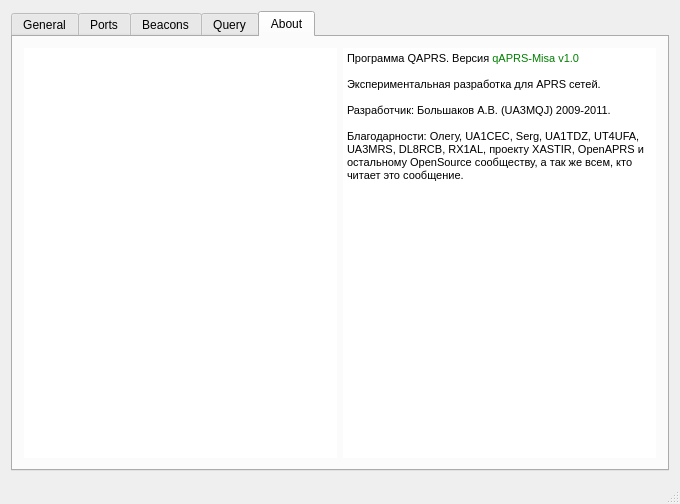
Qt form gui/ui/mainwindow.ui (UA3MQJ/qaprs) before a commit.
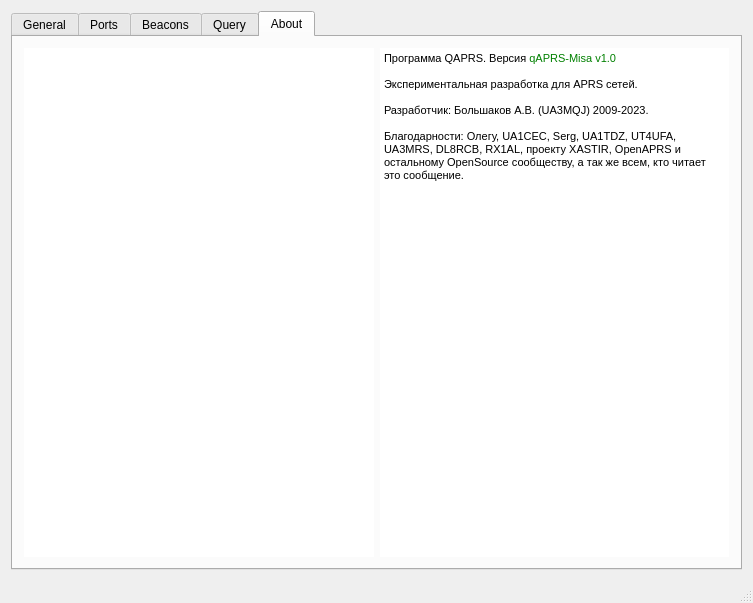
The same form after that commit. The open tabs and pages were chosen to show the change. Icons and pictures are not drawn.

Patch:
```diff
--- a/gui/ui/mainwindow.ui
+++ b/gui/ui/mainwindow.ui
@@ -6,8 +6,8 @@
    <rect>
     <x>0</x>
     <y>0</y>
-    <width>680</width>
-    <height>504</height>
+    <width>753</width>
+    <height>603</height>
    </rect>
   </property>
   <property name="windowTitle">
@@ -1453,16 +1453,19 @@
           </property>
           <property name="html">
            <string>&lt;!DOCTYPE HTML PUBLIC &quot;-//W3C//DTD HTML 4.0//EN&quot; &quot;http://www.w3.org/TR/REC-html40/strict.dtd&quot;&gt;
-&lt;html&gt;&lt;head&gt;&lt;meta name=&quot;qrichtext&quot; content=&quot;1&quot; /&gt;&lt;style type=&quot;text/css&quot;&gt;
+&lt;html&gt;&lt;head&gt;&lt;meta name=&quot;qrichtext&quot; content=&quot;1&quot; /&gt;&lt;meta charset=&quot;utf-8&quot; /&gt;&lt;style type=&quot;text/css&quot;&gt;
 p, li { white-space: pre-wrap; }
-&lt;/style&gt;&lt;/head&gt;&lt;body style=&quot; font-family:'MS Shell Dlg 2'; font-size:8.25pt; font-weight:400; font-style:normal;&quot;&gt;
-&lt;p style=&quot; margin-top:0px; margin-bottom:0px; margin-left:0px; margin-right:0px; -qt-block-indent:0; text-indent:0px;&quot;&gt;&lt;span style=&quot; font-size:8pt;&quot;&gt;Программа QAPRS. Версия &lt;/span&gt;&lt;span style=&quot; font-size:8pt; color:#008000;&quot;&gt;qAPRS-Misa&lt;/span&gt;&lt;span style=&quot; font-size:8pt; color:#c0c0c0;&quot;&gt; &lt;/span&gt;&lt;span style=&quot; font-size:8pt; color:#008000;&quot;&gt;v1.0&lt;/span&gt;&lt;/p&gt;
-&lt;p style=&quot;-qt-paragraph-type:empty; margin-top:0px; margin-bottom:0px; margin-left:0px; margin-right:0px; -qt-block-indent:0; text-indent:0px; font-size:8pt;&quot;&gt;&lt;/p&gt;
-&lt;p style=&quot; margin-top:0px; margin-bottom:0px; margin-left:0px; margin-right:0px; -qt-block-indent:0; text-indent:0px;&quot;&gt;&lt;span style=&quot; font-size:8pt;&quot;&gt;Экспериментальная разработка для APRS сетей.&lt;/span&gt;&lt;/p&gt;
-&lt;p style=&quot;-qt-paragraph-type:empty; margin-top:0px; margin-bottom:0px; margin-left:0px; margin-right:0px; -qt-block-indent:0; text-indent:0px; font-size:8pt;&quot;&gt;&lt;/p&gt;
-&lt;p style=&quot; margin-top:0px; margin-bottom:0px; margin-left:0px; margin-right:0px; -qt-block-indent:0; text-indent:0px;&quot;&gt;&lt;span style=&quot; font-size:8pt;&quot;&gt;Разработчик: Большаков А.В. (UA3MQJ) 2009-2011. &lt;/span&gt;&lt;/p&gt;
-&lt;p style=&quot;-qt-paragraph-type:empty; margin-top:0px; margin-bottom:0px; margin-left:0px; margin-right:0px; -qt-block-indent:0; text-indent:0px; font-size:8pt;&quot;&gt;&lt;/p&gt;
-&lt;p style=&quot; margin-top:0px; margin-bottom:0px; margin-left:0px; margin-right:0px; -qt-block-indent:0; text-indent:0px;&quot;&gt;&lt;span style=&quot; font-size:8pt;&quot;&gt;Благодарности: Олегу, UA1CEC, Serg, UA1TDZ, UT4UFA, UA3MRS, DL8RCB, RX1AL, проекту XASTIR, OpenAPRS и остальному OpenSource сообществу, а так же всем, кто читает это сообщение.&lt;/span&gt;&lt;/p&gt;&lt;/body&gt;&lt;/html&gt;</string>
+hr { height: 1px; border-width: 0; }
+li.unchecked::marker { content: &quot;\2610&quot;; }
+li.checked::marker { content: &quot;\2612&quot;; }
+&lt;/style&gt;&lt;/head&gt;&lt;body style=&quot; font-family:'Sans Serif'; font-size:9pt; font-weight:400; font-style:normal;&quot;&gt;
+&lt;p style=&quot; margin-top:0px; margin-bottom:0px; margin-left:0px; margin-right:0px; -qt-block-indent:0; text-indent:0px;&quot;&gt;&lt;span style=&quot; font-family:'MS Shell Dlg 2'; font-size:8pt;&quot;&gt;Программа QAPRS. Версия &lt;/span&gt;&lt;span style=&quot; font-family:'MS Shell Dlg 2'; font-size:8pt; color:#008000;&quot;&gt;qAPRS-Misa&lt;/span&gt;&lt;span style=&quot; font-family:'MS Shell Dlg 2'; font-size:8pt; color:#c0c0c0;&quot;&gt; &lt;/span&gt;&lt;span style=&quot; font-family:'MS Shell Dlg 2'; font-size:8pt; color:#008000;&quot;&gt;v1.0&lt;/span&gt;&lt;/p&gt;
+&lt;p style=&quot;-qt-paragraph-type:empty; margin-top:0px; margin-bottom:0px; margin-left:0px; margin-right:0px; -qt-block-indent:0; text-indent:0px; font-family:'MS Shell Dlg 2'; font-size:8pt;&quot;&gt;&lt;br /&gt;&lt;/p&gt;
+&lt;p style=&quot; margin-top:0px; margin-bottom:0px; margin-left:0px; margin-right:0px; -qt-block-indent:0; text-indent:0px;&quot;&gt;&lt;span style=&quot; font-family:'MS Shell Dlg 2'; font-size:8pt;&quot;&gt;Экспериментальная разработка для APRS сетей.&lt;/span&gt;&lt;/p&gt;
+&lt;p style=&quot;-qt-paragraph-type:empty; margin-top:0px; margin-bottom:0px; margin-left:0px; margin-right:0px; -qt-block-indent:0; text-indent:0px; font-family:'MS Shell Dlg 2'; font-size:8pt;&quot;&gt;&lt;br /&gt;&lt;/p&gt;
+&lt;p style=&quot; margin-top:0px; margin-bottom:0px; margin-left:0px; margin-right:0px; -qt-block-indent:0; text-indent:0px;&quot;&gt;&lt;span style=&quot; font-family:'MS Shell Dlg 2'; font-size:8pt;&quot;&gt;Разработчик: Большаков А.В. (UA3MQJ) 2009-2023. &lt;/span&gt;&lt;/p&gt;
+&lt;p style=&quot;-qt-paragraph-type:empty; margin-top:0px; margin-bottom:0px; margin-left:0px; margin-right:0px; -qt-block-indent:0; text-indent:0px; font-family:'MS Shell Dlg 2'; font-size:8pt;&quot;&gt;&lt;br /&gt;&lt;/p&gt;
+&lt;p style=&quot; margin-top:0px; margin-bottom:0px; margin-left:0px; margin-right:0px; -qt-block-indent:0; text-indent:0px;&quot;&gt;&lt;span style=&quot; font-family:'MS Shell Dlg 2'; font-size:8pt;&quot;&gt;Благодарности: Олегу, UA1CEC, Serg, UA1TDZ, UT4UFA, UA3MRS, DL8RCB, RX1AL, проекту XASTIR, OpenAPRS и остальному OpenSource сообществу, а так же всем, кто читает это сообщение.&lt;/span&gt;&lt;/p&gt;&lt;/body&gt;&lt;/html&gt;</string>
           </property>
          </widget>
         </item>
```
Left out of the diff: 10 changed lines with no effect on the pictures.
